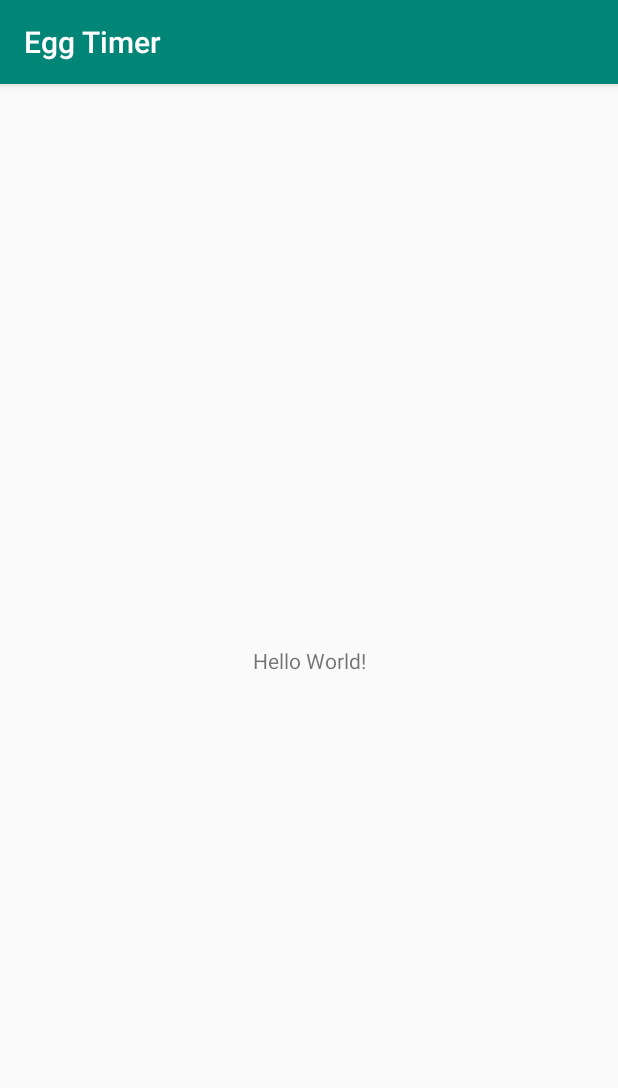
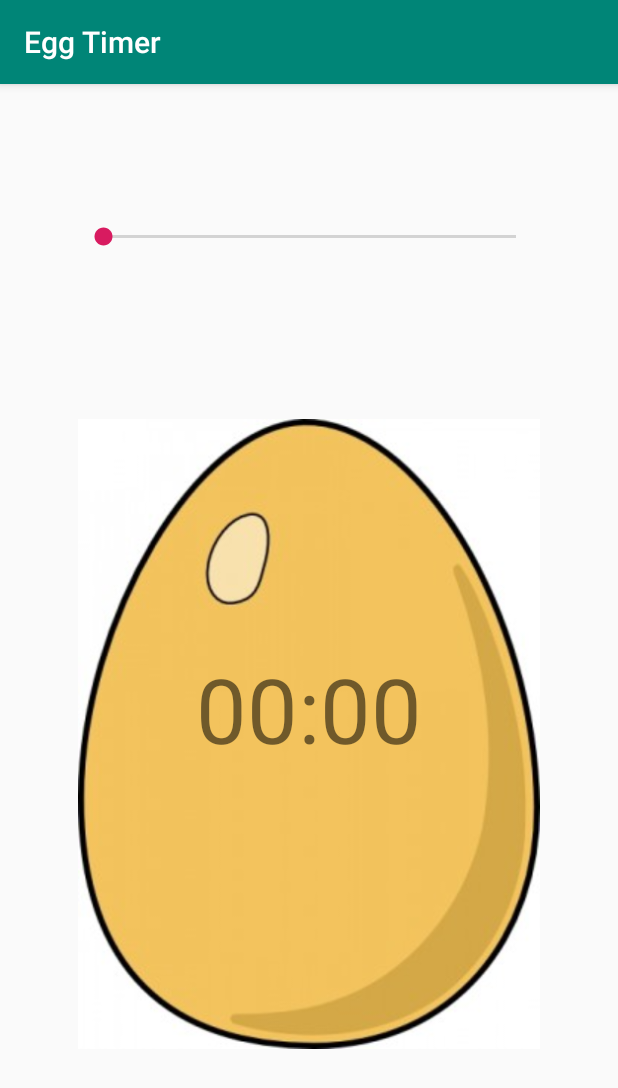
Before and after one commit to gustavorribeiro/egg-timer, an Android app: the screen it shows after launch (MainActivity), on a phone screen of 412 x 824 dp. Shown: the top 1088 px of the screen. Run offline under Robolectric (Android 15) with nearby library versions, the phone set to English and light mode, and no system bars.

Commit message:
adding components in layout

```diff
--- a/app/src/main/res/layout/activity_main.xml
+++ b/app/src/main/res/layout/activity_main.xml
@@ -6,13 +6,46 @@
     android:layout_height="match_parent"
     tools:context=".MainActivity">
 
+    <SeekBar
+        android:id="@+id/seekBar"
+        android:layout_width="307dp"
+        android:layout_height="0dp"
+        android:layout_marginStart="1dp"
+        android:layout_marginLeft="1dp"
+        android:layout_marginTop="53dp"
+        android:layout_marginEnd="1dp"
+        android:layout_marginRight="1dp"
+        android:layout_marginBottom="225dp"
+        app:layout_constraintBottom_toTopOf="@+id/textView"
+        app:layout_constraintEnd_toEndOf="parent"
+        app:layout_constraintStart_toStartOf="parent"
+        app:layout_constraintTop_toTopOf="parent"
+        app:layout_constraintVertical_bias="0.39" />
+
+    <ImageView
+        android:id="@+id/imageView"
+        android:layout_width="308dp"
+        android:layout_height="472dp"
+        android:layout_marginStart="5dp"
+        android:layout_marginLeft="5dp"
+        android:layout_marginTop="5dp"
+        android:layout_marginEnd="5dp"
+        android:layout_marginRight="5dp"
+        android:layout_marginBottom="58dp"
+        app:layout_constraintBottom_toBottomOf="parent"
+        app:layout_constraintEnd_toEndOf="parent"
+        app:layout_constraintStart_toStartOf="parent"
+        app:layout_constraintTop_toBottomOf="@+id/seekBar"
+        app:srcCompat="@drawable/egg" />
+
     <TextView
+        android:id="@+id/textView"
         android:layout_width="wrap_content"
         android:layout_height="wrap_content"
-        android:text="Hello World!"
+        android:layout_marginBottom="311dp"
+        android:text="00:00"
+        android:textSize="60sp"
         app:layout_constraintBottom_toBottomOf="parent"
-        app:layout_constraintLeft_toLeftOf="parent"
-        app:layout_constraintRight_toRightOf="parent"
-        app:layout_constraintTop_toTopOf="parent" />
-
+        app:layout_constraintEnd_toEndOf="parent"
+        app:layout_constraintStart_toStartOf="parent" />
 </androidx.constraintlayout.widget.ConstraintLayout>
```
